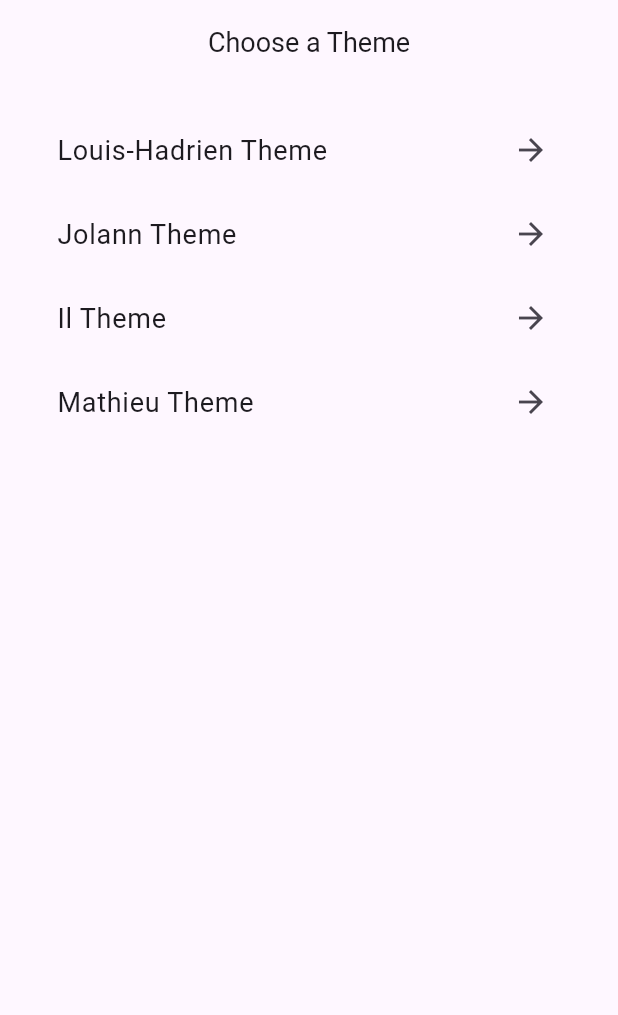
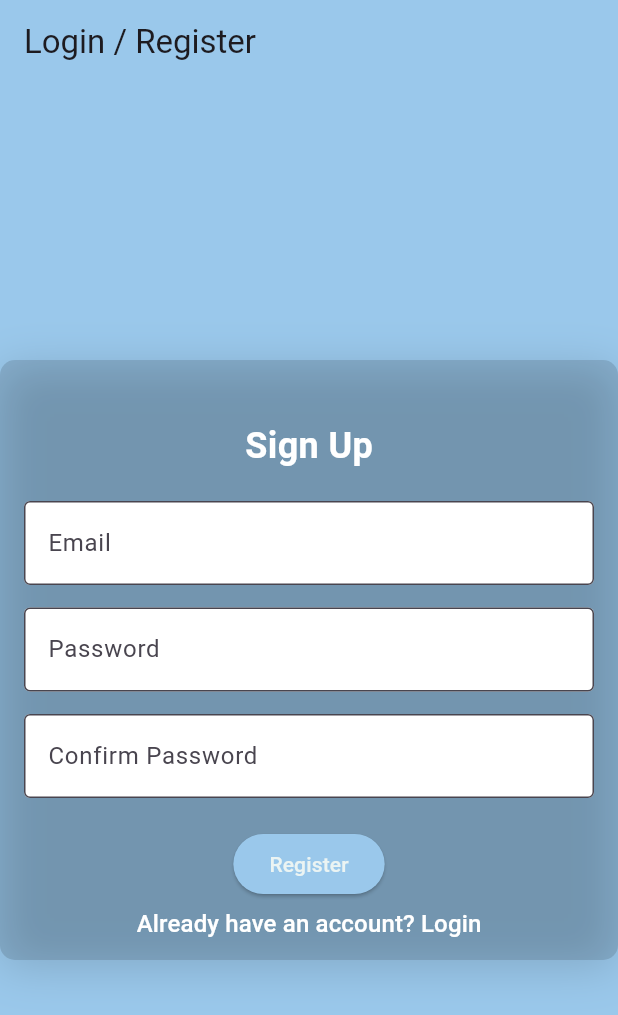
Before and after one commit to IT363-Projet/it363-frontend, a Flutter app: the screen it shows after launch, on a phone screen of 412 x 824 dp. Shown: the top 1015 px of the screen. Run offline on Flutter 3.47's test engine with Material 3 defaults, Android fonts, the phone set to English and light mode, and no system bars; Roboto replaces fonts that are missing (DotGothic16).

Commit message:
Merge login register front

```diff
--- a/questionapp/lib/main.dart
+++ b/questionapp/lib/main.dart
@@ -1,20 +1,24 @@
 import 'package:flutter/material.dart';
 import 'screens/HomeScreen.dart';
+import 'screens/login_register.dart';
+import 'screens/question_screen.dart';
 
 void main() {
-  runApp(MyApp());
+  runApp(const MyApp());
 }
 
 class MyApp extends StatelessWidget {
+  const MyApp({Key? key}) : super(key: key);
+
   @override
   Widget build(BuildContext context) {
     return MaterialApp(
       title: 'Questionnaire App',
       theme: ThemeData(
-        primarySwatch: Colors.blue, // Couleur principale de l'application
+        primarySwatch: Colors.blue,
       ),
-      home: HomeScreen(), // Page d'accueil
-      debugShowCheckedModeBanner: false, // Supprime le bandeau "Debug"
+      home: const LoginRegisterPage(),
+      debugShowCheckedModeBanner: false,
     );
   }
 }
--- a/questionapp/lib/screens/HomeScreen.dart
+++ b/questionapp/lib/screens/HomeScreen.dart
@@ -13,16 +13,18 @@ class HomeScreen extends StatelessWidget
       'Mathieu Theme': 'MAtheme',
     };
 
+  HomeScreen({Key? key}) : super(key: key);
+
     @override
     Widget build(BuildContext context)
     {
         return Scaffold
         (
-            appBar: AppBar(title: Text('Choose a Theme', style: TextStyle(fontSize: 18, fontFamily: 'DotGothic16'),), centerTitle : true,),
+            appBar: AppBar(title: const Text('Choose a Theme', style: TextStyle(fontSize: 18, fontFamily: 'DotGothic16'),), centerTitle : true,),
             body: Center(child : Container
             (
-                padding: EdgeInsets.all(16.0),
-                constraints: BoxConstraints(maxWidth: 400),
+                padding: const EdgeInsets.all(16.0),
+                constraints: const BoxConstraints(maxWidth: 400),
                 child : ListView.builder
                 (
                     itemCount: themes.keys.length,
@@ -33,7 +35,7 @@ class HomeScreen extends StatelessWidget
 
                         return ListTile
                         (
-                            title: Text(themeName, style: TextStyle(fontSize: 18, fontFamily: 'DotGothic16'),),trailing: Icon(Icons.arrow_forward),
+                            title: Text(themeName, style: const TextStyle(fontSize: 18, fontFamily: 'DotGothic16'),),trailing: const Icon(Icons.arrow_forward),
                             onTap: () {Navigator.push(context,MaterialPageRoute(builder: (context) => QuestionScreen(theme: themeKey),),);},  // Naviguer vers la page des questions avec le bon thème
                         );
                     },
--- /dev/null
+++ b/questionapp/lib/screens/login_register.dart
@@ -0,0 +1,182 @@
+import 'package:flutter/material.dart';
+
+class LoginRegisterPage extends StatefulWidget {
+  const LoginRegisterPage({super.key});
+
+  @override
+  LoginRegisterPageState createState() => LoginRegisterPageState();
+}
+
+class LoginRegisterPageState extends State<LoginRegisterPage> {
+  bool isLogin = false;
+
+  void toggleForm() {
+    setState(() {
+      isLogin = !isLogin;
+    });
+  }
+
+  @override
+  Widget build(BuildContext context) {
+    return Scaffold(
+      appBar: AppBar(
+        title: const Text('Login / Register'),
+        backgroundColor: const Color(0xFF9AC8EB),
+      ),
+      body: Container(
+        decoration: const BoxDecoration(
+          color: Color(0xFF9AC8EB),
+        ),
+        child: Center(
+          child: Container(
+            width: 800,
+            height: 400,
+            decoration: BoxDecoration(
+              color: Colors.black.withOpacity(0.125),
+              borderRadius: BorderRadius.circular(10),
+              boxShadow: [
+                BoxShadow(
+                  color: Colors.black.withOpacity(0.15),
+                  blurRadius: 25,
+                  offset: const Offset(0, 5),
+                ),
+              ],
+            ),
+            child: Stack(
+              children: [
+                // Formulaire Sign In
+                AnimatedOpacity(
+                  opacity: isLogin ? 1.0 : 0.0,
+                  duration: const Duration(milliseconds: 500),
+                  child: _buildLoginForm(),
+                ),
+                // Formulaire Sign Up
+                AnimatedOpacity(
+                  opacity: isLogin ? 0.0 : 1.0,
+                  duration: const Duration(milliseconds: 500),
+                  child: _buildRegisterForm(),
+                ),
+                // Boutons pour basculer entre les formulaires
+                Align(
+                  alignment: Alignment.bottomCenter,
+                  child: TextButton(
+                    onPressed: toggleForm,
+                    child: Text(
+                      isLogin
+                          ? "Don't have an account? Register"
+                          : "Already have an account? Login",
+                      style: const TextStyle(
+                        color: Colors.white,
+                        fontSize: 16,
+                      ),
+                    ),
+                  ),
+                ),
+              ],
+            ),
+          ),
+        ),
+      ),
+    );
+  }
+
+  Widget _buildLoginForm() {
+    return Container(
+      padding: const EdgeInsets.all(16.0),
+      child: Column(
+        mainAxisAlignment: MainAxisAlignment.center,
+        children: [
+          const Text(
+            "Sign In",
+            style: TextStyle(fontSize: 24, fontWeight: FontWeight.bold, color: Colors.white),
+          ),
+          const SizedBox(height: 20),
+          TextFormField(
+            decoration: const InputDecoration(
+              labelText: 'Email',
+              border: OutlineInputBorder(),
+              filled: true,
+              fillColor: Colors.white,
+            ),
+          ),
+          const SizedBox(height: 15),
+          TextFormField(
+            obscureText: true,
+            decoration: const InputDecoration(
+              labelText: 'Password',
+              border: OutlineInputBorder(),
+              filled: true,
+              fillColor: Colors.white,
+            ),
+          ),
+          const SizedBox(height: 20),
+          ElevatedButton(
+            style: ElevatedButton.styleFrom(
+              backgroundColor: const Color(0xFF9AC8EB),
+              foregroundColor: const Color(0xFFEBF4F3),
+            ),
+            onPressed: () {
+              // TODO: Implémente la logique de connexion
+            },
+            child: const Text("Login"),
+          ),
+        ],
+      ),
+    );
+  }
+
+  Widget _buildRegisterForm() {
+    return Container(
+      padding: const EdgeInsets.all(16.0),
+      child: Column(
+        mainAxisAlignment: MainAxisAlignment.center,
+        children: [
+          const Text(
+            "Sign Up",
+            style: TextStyle(fontSize: 24, fontWeight: FontWeight.bold, color: Colors.white),
+          ),
+          const SizedBox(height: 20),
+          TextFormField(
+            decoration: const InputDecoration(
+              labelText: 'Email',
+              border: OutlineInputBorder(),
+              filled: true,
+              fillColor: Colors.white,
+            ),
+          ),
+          const SizedBox(height: 15),
+          TextFormField(
+            obscureText: true,
+            decoration: const InputDecoration(
+              labelText: 'Password',
+              border: OutlineInputBorder(),
+              filled: true,
+              fillColor: Colors.white,
+            ),
+          ),
+          const SizedBox(height: 15),
+          TextFormField(
+            obscureText: true,
+            decoration: const InputDecoration(
+              labelText: 'Confirm Password',
+              border: OutlineInputBorder(),
+              filled: true,
+              fillColor: Colors.white,
+            ),
+          ),
+          const SizedBox(height: 20),
+          ElevatedButton(
+            style: ElevatedButton.styleFrom(
+              backgroundColor: const Color(0xFF9AC8EB),
+              foregroundColor: const Color(0xFFEBF4F3),
+            ),
+            onPressed: () {
+              // TODO: Implémente la logique d'inscription
+            },
+            child: const Text("Register"),
+          ),
+        ],
+      ),
+    );
+  }
+}
--- a/questionapp/lib/screens/question_screen.dart
+++ b/questionapp/lib/screens/question_screen.dart
@@ -10,7 +10,7 @@ import '../widgets/QuestionWidget.dart';
 class QuestionScreen extends StatefulWidget {
   final String theme;
 
-  QuestionScreen({required this.theme});
+  const QuestionScreen({Key? key, required this.theme}) : super(key: key);
 
   @override
   _QuestionScreenState createState() => _QuestionScreenState();
@@ -81,8 +81,8 @@ class _QuestionScreenState extends State<QuestionScreen>
           {
               return AlertDialog
               (
-                  title: Text("Merci !"),
-                  actions: [TextButton(onPressed: () {Navigator.of(context).pop(); Navigator.of(context).pop(); }, child: Text("OK"),),],
+                  title: const Text("Merci !"),
+                  actions: [TextButton(onPressed: () {Navigator.of(context).pop(); Navigator.of(context).pop(); }, child: const Text("OK"),),],
               );
           },
       );
@@ -95,8 +95,8 @@ class _QuestionScreenState extends State<QuestionScreen>
       {
           return Scaffold
           (
-              appBar: AppBar(title: Text('Thème : ${widget.theme}', style: TextStyle(fontSize: 18, fontFamily: 'DotGothic16')),),
-              body: Center(child: Text('No questions available for this theme.', style: TextStyle(fontSize: 18, fontFamily: 'DotGothic16'),),),
+              appBar: AppBar(title: Text('Thème : ${widget.theme}', style: const TextStyle(fontSize: 18, fontFamily: 'DotGothic16')),),
+              body: const Center(child: Text('No questions available for this theme.', style: TextStyle(fontSize: 18, fontFamily: 'DotGothic16'),),),
           );
       }
 
@@ -104,7 +104,7 @@ class _QuestionScreenState extends State<QuestionScreen>
       (
           appBar: AppBar
           (
-              title: Text('Thème : ${widget.theme}', style: TextStyle(fontSize: 18, fontFamily: 'DotGothic16'),),
+              title: Text('Thème : ${widget.theme}', style: const TextStyle(fontSize: 18, fontFamily: 'DotGothic16'),),
               centerTitle: true
           ),
           body: Center(child: QuestionWidget(question: questions[currentQuestionIndex], onSubmit: _submitAnswer),),
--- a/questionapp/lib/widgets/QuestionWidget.dart
+++ b/questionapp/lib/widgets/QuestionWidget.dart
@@ -13,7 +13,7 @@ class QuestionWidget extends StatelessWidget {
   final Question question;
   final Function(dynamic) onSubmit; // Callback pour soumettre une réponse
 
-  QuestionWidget({required this.question, required this.onSubmit});
+  const QuestionWidget({Key? key, required this.question, required this.onSubmit}) : super(key: key);
 
   @override
   Widget build(BuildContext context) {
@@ -45,7 +45,7 @@ class QuestionWidget extends StatelessWidget {
           onSubmit: (selectedOption) => onSubmit(selectedOption),
         );
       default:
-        return Center(
+        return const Center(
           child: Text("Unknown question type"),
         );
     }
--- a/questionapp/pubspec.yaml
+++ b/questionapp/pubspec.yaml
@@ -20,7 +20,7 @@ version: 1.0.0+1
 
 environment:
   # sdk: ^3.5.4
-  sdk: ">=2.12.0 <4.0.0"
+  sdk: ">=2.17.0 <3.0.0"
 
 # Dependencies specify other packages that your package needs in order to work.
 # To automatically upgrade your package dependencies to the latest versions
```
Also changed, not shown: questionapp/lib/widgets/widgetTypes/drop_down_question_widget.dart (+6 -6 lines), questionapp/lib/widgets/widgetTypes/image_choice_widget.dart (+7 -7 lines), questionapp/lib/widgets/widgetTypes/lookup_table_widget.dart (+8 -8 lines), questionapp/lib/widgets/widgetTypes/multiple_choice_widget.dart (+8 -8 lines), questionapp/lib/widgets/widgetTypes/ranking_question_widget.dart (+9 -9 lines), questionapp/lib/widgets/widgetTypes/slider_question_widget copy.dart (+6 -6 lines).
